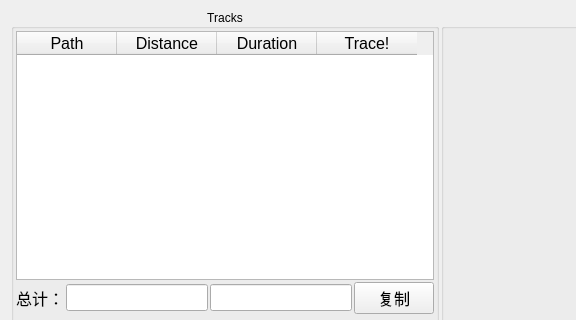
Qt form mainwindow.ui (gl2summer/tracker) before a commit; both pictures show x 0 to 576 and y 0 to 320 of the 1067 by 635 pixel window.
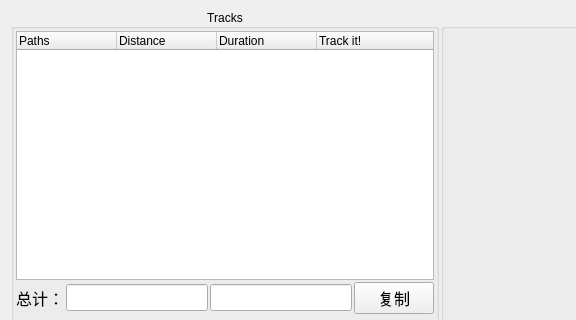
The same form after that commit.

Commit message: 改成用treeWidget来显示，以便显示每条子线路。

Diff of the .ui file:
```diff
--- a/mainwindow.ui
+++ b/mainwindow.ui
@@ -89,15 +89,19 @@
          <item>
           <layout class="QVBoxLayout" name="verticalLayout_3">
            <item>
-            <widget class="QTableWidget" name="twPathList">
-             <property name="font">
-              <font>
-               <pointsize>12</pointsize>
-              </font>
+            <widget class="QTreeWidget" name="trwPathList">
+             <property name="editTriggers">
+              <set>QAbstractItemView::DoubleClicked|QAbstractItemView::SelectedClicked</set>
+             </property>
+             <property name="dragEnabled">
+              <bool>false</bool>
+             </property>
+             <property name="alternatingRowColors">
+              <bool>true</bool>
              </property>
              <column>
               <property name="text">
-               <string>Path</string>
+               <string>Paths</string>
               </property>
              </column>
              <column>
@@ -112,7 +116,7 @@
              </column>
              <column>
               <property name="text">
-               <string>Trace!</string>
+               <string>Track it!</string>
               </property>
              </column>
             </widget>
```
The commit also changes 3 other files.
